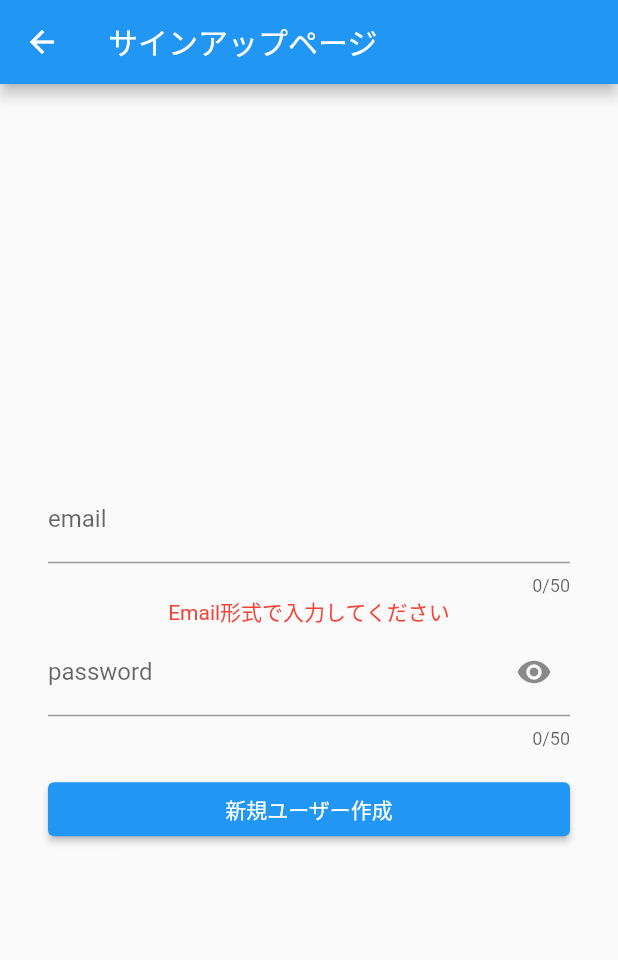
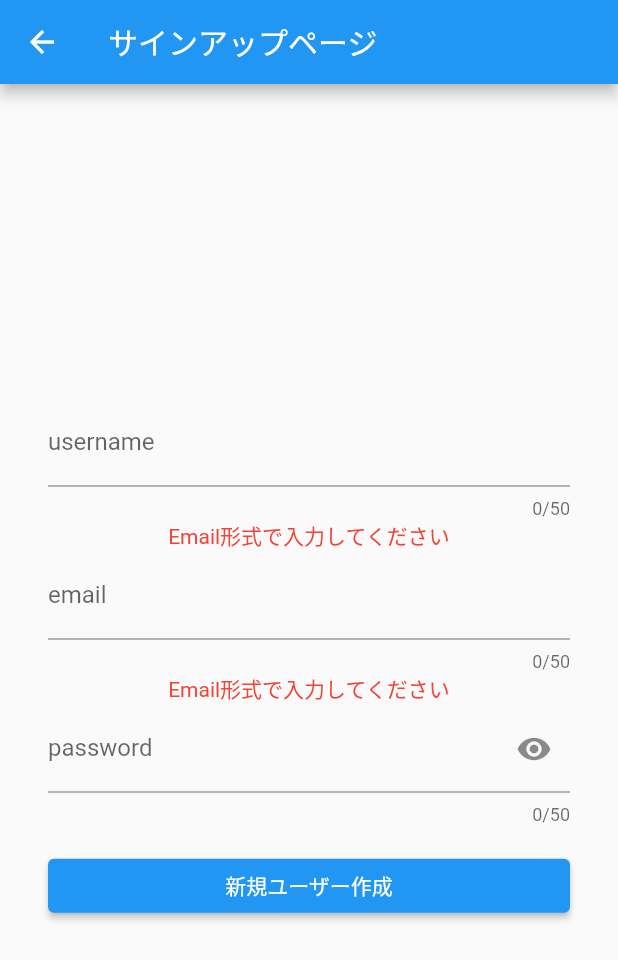
Before and after one commit to RyotaroSeto/now-go-app, a Flutter app: the SignupScreen screen opened by its route, after a tap on "新規ユーザー作成", on a phone screen of 412 x 824 dp. Shown: the top 960 px of the screen. Run offline on Flutter 3.47's test engine with Material 2 defaults, Android fonts, the light colour scheme and no system bars; our stand-ins replace cookie_jar, dio, dio_cookie_manager, email_validator, flutter_dotenv, image_picker; accounts and stored records are empty.

Commit message:
サインアップバックエンド連携

```diff
--- a/lib/providers/loginProvider.dart
+++ b/lib/providers/loginProvider.dart
@@ -11,16 +11,11 @@ class LoginProvider with ChangeNotifier {
   bool _isSuccess = false;
   String message = '';
 
+  String username = '';
   String email = '';
   String password = '';
   bool hidePassword = true;
   final UserModel _userModel = UserModel();
-
-  /*
-  * dotenv.get('BACKEND_URL_HOST') http://10.0.2.2:8080 は dotenv.get('BACKEND_URL_HOST_CASE_FLUTTER_WEB') http://127.0.0.1:8000/ のエイリアス
-  * Mobile（エミュレータ）では 10.0.2.2:8080 ホストを利用する
-  * Flutter Web の場合は 127.0.0.1:8080 ホストを利用する
-  */
   final Uri _uriHost = Uri.parse(dotenv.get('BACKEND_URL_HOST'));
 
   String getUserId() {
@@ -56,15 +51,15 @@ class LoginProvider with ChangeNotifier {
           PersistCookieJar(storage: FileStorage(appDocPath + "/.cookies/"));
       dio.interceptors.add(CookieManager(cookieJar));
 
-      // final responseJwt = await dio.post('/authen/jwt/create', data: {
-      //   'email': email,
-      //   'password': password,
-      // });
-      // cookieList = [
-      //   ...cookieList,
-      //   Cookie('access_token', responseJwt.data['access'])
-      // ];
-      // await cookieJar.saveFromResponse(_uriHost, cookieList);
+      final responseJwt = await dio.post('/api/v1/session/login', data: {
+        'email': email,
+        'password': password,
+      });
+      cookieList = [
+        ...cookieList,
+        Cookie('access_token', responseJwt.data['access'])
+      ];
+      await cookieJar.saveFromResponse(_uriHost, cookieList);
 
       // final responseUser = await dio.get(
       //   '/authen/users/me',
@@ -74,9 +69,8 @@ class LoginProvider with ChangeNotifier {
       //     },
       //   ),
       // );
-      _userModel.id = "test";
+      _userModel.id = "1";
       _userModel.email = "test";
-      // TODO:ログインAPI接続
       // _userModel.id = responseUser.data['id'];
       // _userModel.email = responseUser.data['email'];
 
@@ -108,18 +102,18 @@ class LoginProvider with ChangeNotifier {
       dio.options.baseUrl = _uriHost.toString();
       dio.options.contentType = 'application/json';
 
-      // TODO:API接続
-      // final response = await dio.post('/api/v1/session/login', data: {
-      //   'email': email,
-      //   'password': password,
-      //   'username': '',
-      // });
-      // _userModel.id = response.data['id'];
-      message = '新規ユーザーの仮登録が成功しました。本登録にはユーザーのアクティベーションを行って下さい';
+      final response = await dio.post('/api/v1/users/', data: {
+        'user_name': username,
+        'email': email,
+        'password': password,
+      });
+      _userModel.id = response.data['id'];
+      message = '新規ユーザーの仮登録が成功しました。本登録を行うためログインしてください。';
       _isSuccess = true;
     } catch (error) {
+      // TODO:バックエンドのエラーメッセージを出力する
+      print(error);
       message = '新規ユーザー登録処理が失敗しました。同じEmailは使用できません';
-      print(error);
       _isSuccess = false;
     }
     notifyListeners();
--- a/lib/views/signupScreen.dart
+++ b/lib/views/signupScreen.dart
@@ -20,6 +20,17 @@ class SignupScreen extends StatelessWidget {
             child: Column(
               mainAxisAlignment: MainAxisAlignment.center,
               children: [
+                TextFormField(
+                  onChanged: (value) => loginProvider.username = value,
+                  decoration: const InputDecoration(
+                    labelText: 'username',
+                  ),
+                  maxLength: 50,
+                ),
+                Text(
+                  loginProvider.message,
+                  style: const TextStyle(color: Colors.red),
+                ),
                 TextFormField(
                   onChanged: (value) => loginProvider.email = value,
                   decoration: const InputDecoration(
```
